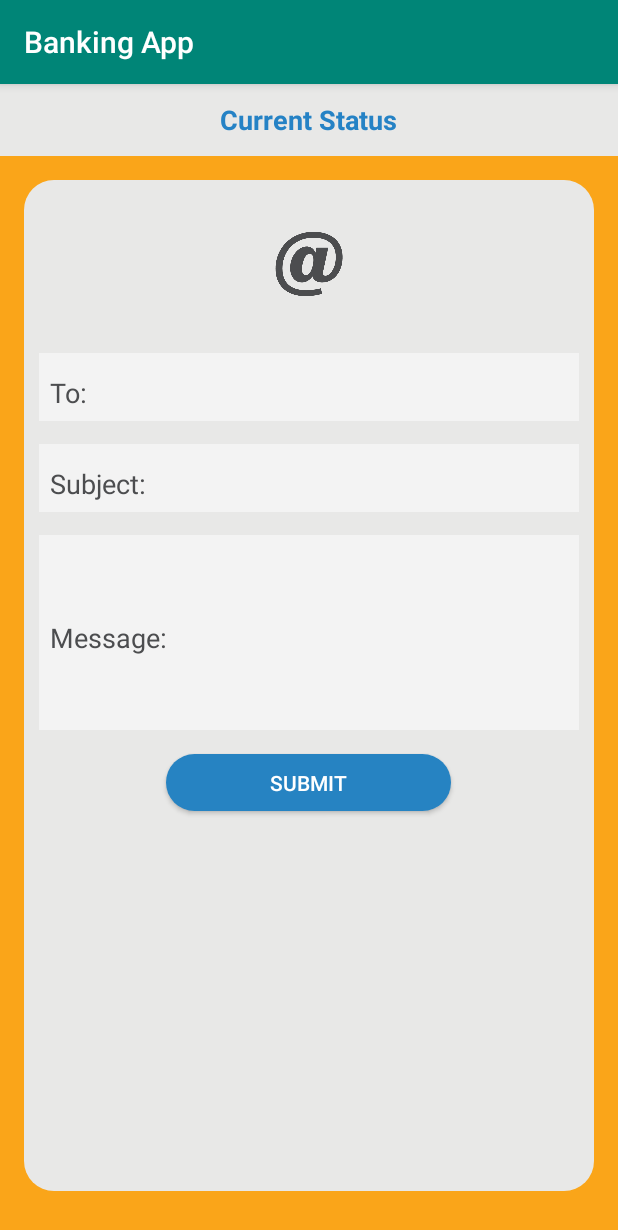
After one commit to osho-agyeya/Cash-gradhackhsbc, an Android app: the EmailActivity screen opened directly, with no data from a screen before it, on a phone screen of 412 x 824 dp. The commit adds this screen. Shown: the top 1230 px of the screen. Run offline under Robolectric (Android 15) with nearby library versions, the phone set to English and light mode, and no system bars.

Commit message:
added email

```diff
--- /dev/null
+++ b/app/src/main/java/com/example/cash/Config.java
@@ -0,0 +1,6 @@
+package com.example.cash;
+
+public class Config {
+    public static  String EMAIL ="oshoagyeya123@gmail.com";  //gmail address
+    public static  String PASSWORD ="Oshoagyeya123@"; //password
+}
--- a/app/src/main/java/com/example/cash/FileComplaintActivity.java
+++ b/app/src/main/java/com/example/cash/FileComplaintActivity.java
@@ -89,7 +89,7 @@ public class FileComplaintActivity extends AppCompatActivity {
 
                                 break;
                             case "email":
-
+                                intent=new Intent(this,EmailActivity.class);
                                 break;
                         }
                         startActivity(intent);
--- /dev/null
+++ b/app/src/main/res/drawable/btn.xml
@@ -0,0 +1,16 @@
+<?xml version="1.0" encoding="utf-8"?>
+<shape xmlns:android="http://schemas.android.com/apk/res/android" android:shape="rectangle" >
+
+    <gradient
+        android:angle="315"
+        android:centerX="35%"
+        android:centerColor="#2683c2"
+        android:startColor="#2683c2"
+        android:endColor="#2683c2"
+        android:type="linear"
+        />
+    <corners android:radius="1000dp"/>
+
+
+
+</shape>
--- /dev/null
+++ b/app/src/main/res/drawable/graybackground.xml
@@ -0,0 +1,21 @@
+<?xml version="1.0" encoding="utf-8"?>
+<selector xmlns:android="http://schemas.android.com/apk/res/android">
+
+    <item>
+        <shape >
+            <gradient
+                android:startColor="#e8e8e7"
+                android:centerColor="#e8e8e7"
+                android:endColor="#e8e8e7"
+                android:angle="270" />
+
+            <corners
+                android:radius="20dp" />
+            <padding
+                android:left="10dp"
+                android:top="10dp"
+                android:right="10dp"
+                android:bottom="10dp" />
+        </shape>
+    </item>
+</selector>
--- /dev/null
+++ b/app/src/main/res/layout/activity_email.xml
@@ -0,0 +1,87 @@
+<?xml version="1.0" encoding="utf-8"?>
+<LinearLayout xmlns:android="http://schemas.android.com/apk/res/android"
+    xmlns:app="http://schemas.android.com/apk/res-auto"
+    xmlns:tools="http://schemas.android.com/tools"
+    android:layout_width="match_parent"
+    android:layout_height="match_parent"
+    android:background="#faa519"
+    android:onClick="layoutClicked"
+    tools:context=".EmailActivity"
+    android:orientation="vertical">
+
+    <RelativeLayout
+        android:layout_width="fill_parent"
+        android:layout_height="48dp"
+        android:background="#e8e8e7"
+        android:orientation="horizontal"
+        android:layout_alignParentTop="true">
+
+        <TextView android:layout_width="wrap_content"
+            android:layout_height="wrap_content"
+            android:text="Current Status"
+            android:textColor="#2582C5"
+            android:layout_marginLeft="25dp"
+            android:textSize="18sp"
+            android:textStyle="bold"
+            android:id="@+id/status"
+            android:layout_gravity="center_horizontal|center_vertical"
+            android:layout_centerVertical="true"
+            android:layout_centerHorizontal="true" />
+
+    </RelativeLayout>
+
+
+    <LinearLayout android:layout_width="fill_parent"
+        android:layout_height="fill_parent"
+        android:layout_marginLeft="16dp"
+        android:layout_marginTop="16dp"
+        android:layout_marginRight="16dp"
+        android:layout_marginBottom="30dp"
+        android:orientation="vertical"
+        android:background="@drawable/graybackground">
+
+        <ImageView android:layout_width="60dp"
+            android:layout_height="60dp"
+            android:background="@drawable/voicemail"
+            android:layout_marginTop="15dp"
+            android:layout_gravity="center_horizontal"/>
+
+        <EditText android:layout_width="fill_parent"
+            android:layout_height="45dp"
+            android:text="To:"
+            android:textColor="#4C4D4F"
+            android:background="#f3f3f3"
+            android:paddingTop="7dp"
+            android:paddingLeft="7dp"
+            android:id="@+id/to"
+            android:layout_marginTop="30dp"/>
+        <EditText android:layout_width="fill_parent"
+            android:layout_height="45dp"
+            android:text="Subject:"
+            android:background="#f3f3f3"
+            android:id="@+id/subject"
+            android:paddingTop="7dp"
+            android:textColor="#4C4D4F"
+            android:paddingLeft="7dp"
+            android:layout_marginTop="15dp"/>
+        <EditText android:layout_width="fill_parent"
+            android:layout_height="130dp"
+            android:text="Message:"
+            android:background="#f3f3f3"
+            android:id="@+id/message"
+            android:paddingTop="7dp"
+            android:textColor="#4C4D4F"
+            android:paddingLeft="7dp"
+            android:layout_marginTop="15dp"/>
+        <Button android:layout_width="190dp"
+            android:layout_height="38dp"
+            android:layout_gravity="center_horizontal"
+            android:layout_marginTop="16dp"
+            android:text="submit"
+            android:textColor="#fff"
+            android:background="@drawable/btn"/>
+
+    </LinearLayout>
+
+
+</LinearLayout>
```
Also changed, not shown: app/src/main/AndroidManifest.xml (+5 -4 lines), app/src/main/java/com/example/cash/EmailActivity.java (added, +228 -0 lines), app/src/main/java/com/example/cash/SendMail.java (added, +124 -0 lines), app/libs/activation.jar (added), app/libs/additionnal.jar (added), app/libs/mail.jar (added), app/src/main/res/drawable/voicemail.png (added).
